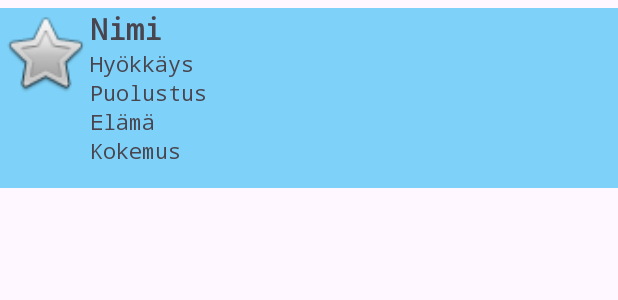
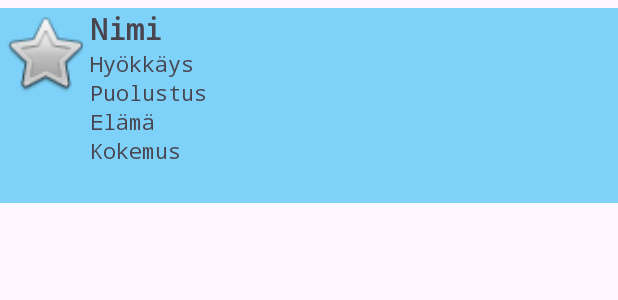
Before and after one commit to onnivaisanen/Harkkatyo, an Android app: the layout lutemon_view.xml on its own in the app's theme, with its tools: preview values and no code run, on a phone screen of 412 x 824 dp. Shown: the top 300 px of the screen. Run offline under Robolectric (Android 15) with nearby library versions, the light colour scheme and no system bars.

Commit message:
Harkkatyö

```diff
--- a/app/src/main/java/com/example/harkkatyo/Storage.java
+++ b/app/src/main/java/com/example/harkkatyo/Storage.java
@@ -71,6 +71,7 @@ public class Storage {
         try {
             ObjectOutputStream lutemonWriter = new ObjectOutputStream(context.openFileOutput("lutemons.data", Context.MODE_PRIVATE));
             lutemonWriter.writeObject(lutemons);
+            lutemonWriter.writeInt(Lutemon.idCounter);
             lutemonWriter.close();
             Toast.makeText(context, "Lutemonit tallennettiin onnistuneesti tiedostoon lutemons.data", Toast.LENGTH_SHORT).show();
         } catch (IOException e) {
@@ -82,6 +83,7 @@ public class Storage {
         try {
             ObjectInputStream lutemonReader = new ObjectInputStream(context.openFileInput("lutemons.data"));
             lutemons = (HashMap<Integer, Lutemon>) lutemonReader.readObject();
+            Lutemon.idCounter = lutemonReader.readInt();
             lutemonReader.close();
             Toast.makeText(context, "Lutemonit ladattiin onnistuneesti tiedostosta lutemons.data", Toast.LENGTH_SHORT).show();
 
--- a/app/src/main/res/layout/activity_list_lutemon.xml
+++ b/app/src/main/res/layout/activity_list_lutemon.xml
@@ -12,9 +12,7 @@
         android:layout_width="match_parent"
         android:layout_height="match_parent"
         android:layout_marginStart="1dp"
-        android:layout_marginTop="1dp"
         android:layout_marginEnd="1dp"
-        android:layout_marginBottom="1dp"
         app:layout_constraintBottom_toBottomOf="parent"
         app:layout_constraintEnd_toEndOf="parent"
         app:layout_constraintStart_toStartOf="parent"
--- a/app/src/main/res/layout/lutemon_view.xml
+++ b/app/src/main/res/layout/lutemon_view.xml
@@ -2,7 +2,7 @@
 <androidx.appcompat.widget.LinearLayoutCompat xmlns:android="http://schemas.android.com/apk/res/android"
     xmlns:app="http://schemas.android.com/apk/res-auto"
     android:layout_width="match_parent"
-    android:layout_height="120dp"
+    android:layout_height="130dp"
     android:layout_marginTop="5dp"
     android:background="#7ED1F8"
     android:orientation="horizontal">
```
